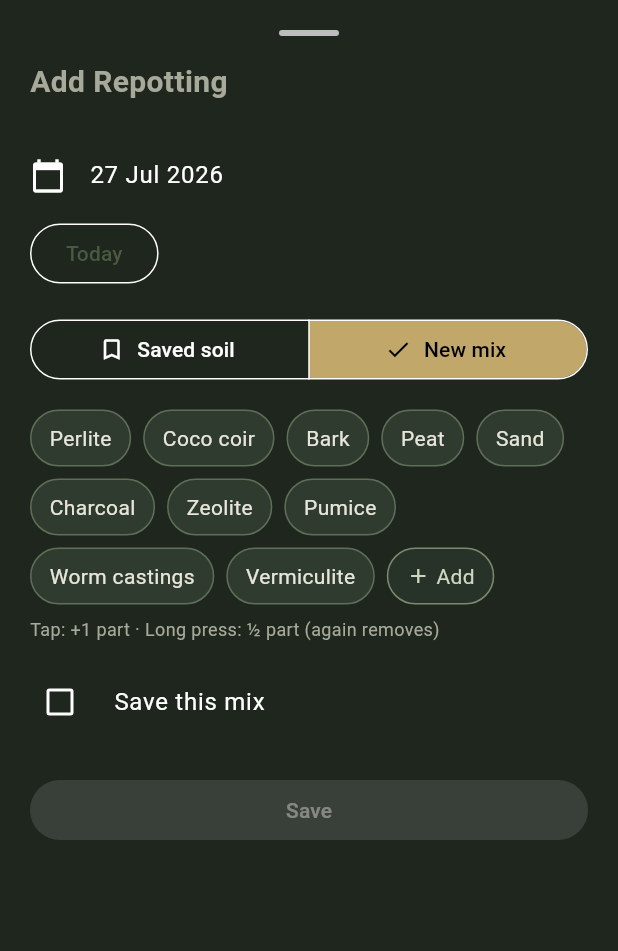
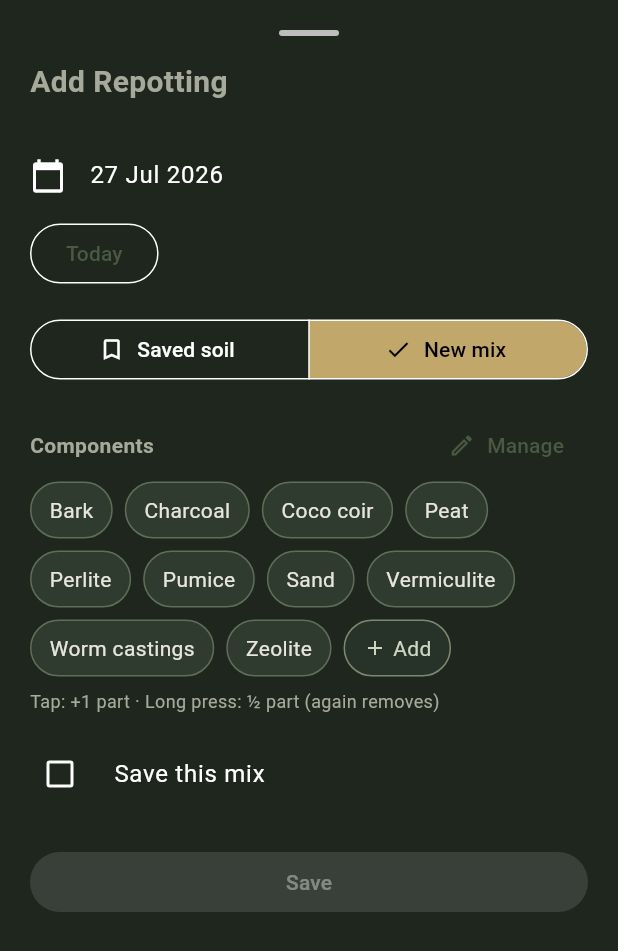
Before and after one commit to HelMelon/plontukrot, a Flutter app: the AddRepottingSheet widget shown alone on an empty page, opened directly with empty values, on a phone screen of 412 x 824 dp. Shown: the top 951 px of the screen. Run offline on Flutter 3.47's test engine with Material 3 defaults, Android fonts, the phone set to English and light mode, and no system bars; our stand-ins replace auto_size_text, cached_network_image, cloud_firestore, firebase_auth, firebase_core, firebase_storage and 2 more; accounts and stored records are empty.

Commit message:
change soil components' logic
soil components now stored in firebase. we can edit and delete it.

```diff
--- a/lib/features/plants/widgets/sheets/add_repotting_sheet.dart
+++ b/lib/features/plants/widgets/sheets/add_repotting_sheet.dart
@@ -2,12 +2,15 @@ import 'package:flutter/material.dart';
 import 'package:intl/intl.dart';
 
 import '../../../../core/theme/app_colors.dart';
+import '../../../../models/catalog_component.dart';
 import '../../../../models/component.dart';
 import '../../../../models/soil.dart';
+import '../../../../services/component_service.dart';
 import '../../../../services/repotting_service.dart';
 import '../../../../services/soil_service.dart';
 import '../soil_component_tags.dart';
 import '../soil_composition_dialog.dart';
+import 'manage_components_sheet.dart';
 
 enum _SoilMode { saved, newMix }
 
@@ -23,15 +26,22 @@ class AddRepottingSheet extends StatefulWidget {
 class _AddRepottingSheetState extends State<AddRepottingSheet> {
   final _repottingService = RepottingService();
   final _soilService = SoilService();
+  final _componentService = ComponentService();
   final _mixNameController = TextEditingController();
 
   DateTime _selectedDate = DateTime.now();
   _SoilMode _mode = _SoilMode.newMix;
   String? _selectedSoilId;
   List<SoilComponent> _components = [];
-  List<String> _availableComponents = List.from(kDefaultSoilComponents);
   bool _saveMix = false;
   bool _saving = false;
+  List<String> _catalogNames = const [];
+
+  @override
+  void initState() {
+    super.initState();
+    _componentService.ensureDefaultComponents();
+  }
 
   @override
   void dispose() {
@@ -63,6 +73,7 @@ class _AddRepottingSheetState extends State<AddRepottingSheet> {
             controller: controller,
             autofocus: true,
             decoration: const InputDecoration(hintText: 'Component name'),
+            textCapitalization: TextCapitalization.sentences,
           ),
           actions: [
             TextButton(
@@ -77,13 +88,18 @@ class _AddRepottingSheetState extends State<AddRepottingSheet> {
         );
       },
     );
+    controller.dispose();
 
     if (name == null || name.isEmpty) return;
 
+    final exists = _catalogNames.any(
+      (n) => n.toLowerCase() == name.toLowerCase(),
+    );
+    if (!exists) {
+      await _componentService.addComponent(name: name);
+    }
+
     setState(() {
-      if (!_availableComponents.contains(name)) {
-        _availableComponents = [..._availableComponents, name];
-      }
       if (!_components.any((c) => c.component == name)) {
         _components = [
           ..._components,
@@ -93,15 +109,36 @@ class _AddRepottingSheetState extends State<AddRepottingSheet> {
     });
   }
 
+  Future<void> _openManageComponents() async {
+    await showModalBottomSheet(
+      context: context,
+      isScrollControlled: true,
+      builder: (_) => ManageComponentsSheet(
+        onRenamed: (oldName, newName) {
+          setState(() {
+            _components = _components
+                .map(
+                  (c) => c.component == oldName
+                      ? SoilComponent(component: newName, parts: c.parts)
+                      : c,
+                )
+                .toList();
+          });
+        },
+        onDeleted: (name) {
+          setState(() {
+            _components =
+                _components.where((c) => c.component != name).toList();
+          });
+        },
+      ),
+    );
+  }
+
   void _applySavedSoil(Soil soil) {
     setState(() {
       _selectedSoilId = soil.id;
       _components = List.from(soil.components);
-      for (final c in soil.components) {
-        if (!_availableComponents.contains(c.component)) {
-          _availableComponents = [..._availableComponents, c.component];
-        }
-      }
     });
   }
 
@@ -216,7 +253,8 @@ class _AddRepottingSheetState extends State<AddRepottingSheet> {
               Align(
                 alignment: Alignment.centerLeft,
                 child: OutlinedButton(
-                  onPressed: () => setState(() => _selectedDate = DateTime.now()),
+                  onPressed: () =>
+                      setState(() => _selectedDate = DateTime.now()),
                   child: const Text('Today'),
                 ),
               ),
@@ -292,7 +330,8 @@ class _AddRepottingSheetState extends State<AddRepottingSheet> {
                                 .toList(),
                             onChanged: (value) {
                               if (value == null) return;
-                              final soil = soils.firstWhere((s) => s.id == value);
+                              final soil =
+                                  soils.firstWhere((s) => s.id == value);
                               _applySavedSoil(soil);
                             },
                           ),
@@ -309,11 +348,59 @@ class _AddRepottingSheetState extends State<AddRepottingSheet> {
                   },
                 ),
               if (_mode == _SoilMode.newMix) ...[
-                SoilComponentTags(
-                  availableComponents: _availableComponents,
-                  selected: _components,
-                  onChanged: (next) => setState(() => _components = next),
-                  onAddCustom: _addCustomComponent,
+                Row(
+                  children: [
+                    const Text(
+                      'Components',
+                      style: TextStyle(fontWeight: FontWeight.w600),
+                    ),
+                    const Spacer(),
+                    TextButton.icon(
+                      onPressed: _openManageComponents,
+                      icon: const Icon(Icons.edit_outlined, size: 18),
+                      label: const Text('Manage'),
+                    ),
+                  ],
+                ),
+                StreamBuilder<List<CatalogComponent>>(
+                  stream: _componentService.getComponents(),
+                  builder: (context, snapshot) {
+                    if (snapshot.hasError) {
+                      return Text(snapshot.error.toString());
+                    }
+                    if (!snapshot.hasData) {
+                      return const Padding(
+                        padding: EdgeInsets.symmetric(vertical: 16),
+                        child: Center(child: CircularProgressIndicator()),
+                      );
+                    }
+
+                    final catalog = snapshot.data!;
+                    _catalogNames = catalog.map((c) => c.name).toList();
+
+                    if (_catalogNames.isEmpty) {
+                      return Column(
+                        crossAxisAlignment: CrossAxisAlignment.start,
+                        children: [
+                          const Text(
+                            'No components yet. Add some to build a mix.',
+                            style: TextStyle(color: AppColors.textSecondary),
+                          ),
+                          TextButton(
+                            onPressed: _addCustomComponent,
+                            child: const Text('Add component'),
+                          ),
+                        ],
+                      );
+                    }
+
+                    return SoilComponentTags(
+                      availableComponents: _catalogNames,
+                      selected: _components,
+                      onChanged: (next) => setState(() => _components = next),
+                      onAddCustom: _addCustomComponent,
+                    );
+                  },
                 ),
                 const SizedBox(height: 8),
                 const Text(
--- a/lib/features/plants/widgets/soil_component_tags.dart
+++ b/lib/features/plants/widgets/soil_component_tags.dart
@@ -2,19 +2,6 @@ import 'package:flutter/material.dart';
 
 import '../../../core/theme/app_colors.dart';
 import '../../../models/component.dart';
-
-const List<String> kDefaultSoilComponents = [
-  'Perlite',
-  'Coco coir',
-  'Bark',
-  'Peat',
-  'Sand',
-  'Charcoal',
-  'Zeolite',
-  'Pumice',
-  'Worm castings',
-  'Vermiculite',
-];
 
 String formatParts(double parts) {
   if (parts == parts.roundToDouble()) {
--- /dev/null
+++ b/lib/models/catalog_component.dart
@@ -0,0 +1,30 @@
+import 'package:cloud_firestore/cloud_firestore.dart';
+
+import 'firestore_helpers.dart';
+
+/// Catalog entry for a reusable soil ingredient (stored in Firestore).
+class CatalogComponent {
+  final String id;
+  final String name;
+  final DateTime? createdAt;
+
+  const CatalogComponent({
+    required this.id,
+    required this.name,
+    this.createdAt,
+  });
+
+  factory CatalogComponent.fromMap(String id, Map<String, dynamic> data) {
+    return CatalogComponent(
+      id: id,
+      name: data['name'] as String? ?? '',
+      createdAt: readTimestamp(data['createdAt']),
+    );
+  }
+
+  factory CatalogComponent.fromFirestore(
+    QueryDocumentSnapshot<Map<String, dynamic>> doc,
+  ) {
+    return CatalogComponent.fromMap(doc.id, doc.data());
+  }
+}
--- /dev/null
+++ b/lib/services/component_service.dart
@@ -0,0 +1,70 @@
+import 'package:cloud_firestore/cloud_firestore.dart';
+import 'package:firebase_auth/firebase_auth.dart';
+
+import '../models/catalog_component.dart';
+
+const List<String> kDefaultSoilComponentNames = [
+  'Perlite',
+  'Coco coir',
+  'Bark',
+  'Peat',
+  'Sand',
+  'Charcoal',
+  'Zeolite',
+  'Pumice',
+  'Worm castings',
+  'Vermiculite',
+];
+
+class ComponentService {
+  final FirebaseFirestore _db = FirebaseFirestore.instance;
+
+  String get _uid => FirebaseAuth.instance.currentUser!.uid;
+
+  CollectionReference<Map<String, dynamic>> get _componentsRef =>
+      _db.collection('users').doc(_uid).collection('components');
+
+  Future<String> addComponent({required String name}) async {
+    final trimmed = name.trim();
+    final doc = await _componentsRef.add({
+      'name': trimmed,
+      'createdAt': FieldValue.serverTimestamp(),
+    });
+    return doc.id;
+  }
+
+  Future<void> updateComponent({
+    required String componentId,
+    required String name,
+  }) async {
+    await _componentsRef.doc(componentId).update({
+      'name': name.trim(),
+    });
+  }
+
+  Future<void> deleteComponent(String componentId) async {
+    await _componentsRef.doc(componentId).delete();
+  }
+
+  Stream<List<CatalogComponent>> getComponents() {
+    return _componentsRef.orderBy('name').snapshots().map(
+          (snapshot) => snapshot.docs.map(CatalogComponent.fromFirestore).toList(),
+        );
+  }
+
+  /// Seeds the catalog with defaults once if it is empty.
+  Future<void> ensureDefaultComponents() async {
+    final existing = await _componentsRef.limit(1).get();
+    if (existing.docs.isNotEmpty) return;
+
+    final batch = _db.batch();
+    for (final name in kDefaultSoilComponentNames) {
+      final ref = _componentsRef.doc();
+      batch.set(ref, {
+        'name': name,
+        'createdAt': FieldValue.serverTimestamp(),
+      });
+    }
+    await batch.commit();
+  }
+}
```
Also changed, not shown: lib/features/plants/widgets/sheets/manage_components_sheet.dart (added, +190 -0 lines).
